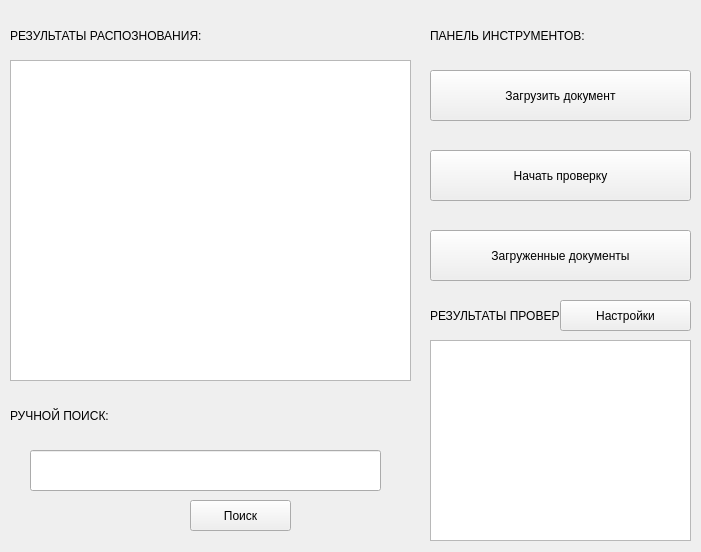
The window that gui/ui/base.ui (kyrvvwfzhy-code/innovation_proposal_checking) describes before a commit, drawn with Qt 5.
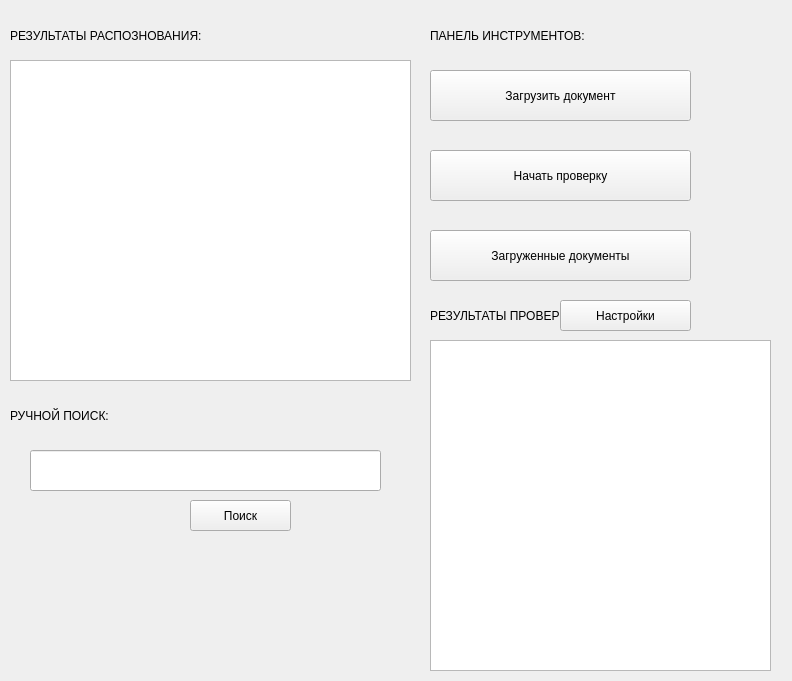
The same window after the commit.

```diff
--- a/gui/ui/base.ui
+++ b/gui/ui/base.ui
@@ -6,8 +6,8 @@
    <rect>
     <x>0</x>
     <y>0</y>
-    <width>701</width>
-    <height>552</height>
+    <width>792</width>
+    <height>681</height>
    </rect>
   </property>
   <property name="windowTitle">
@@ -77,8 +77,8 @@
     <rect>
      <x>430</x>
      <y>340</y>
-     <width>261</width>
-     <height>201</height>
+     <width>341</width>
+     <height>331</height>
     </rect>
    </property>
   </widget>
```
